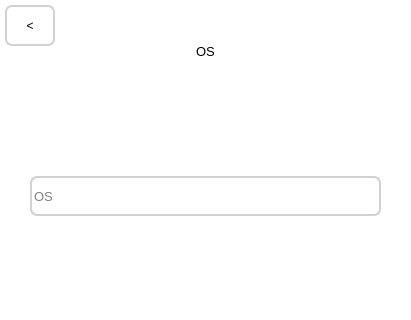
Qt form add_device2.ui (fedulovs/InventoryUI) before a commit; both pictures show x 0 to 411 and y 0 to 320 of the 411 by 502 pixel window.
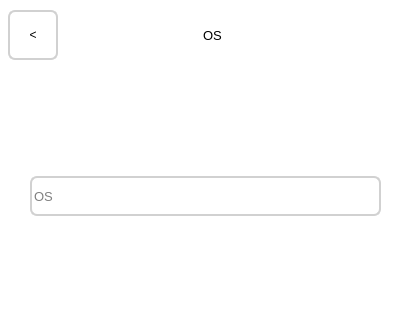
The same form after that commit.

Patch:
```diff
--- a/add_device2.ui
+++ b/add_device2.ui
@@ -119,19 +119,50 @@
                 <property name="geometry">
                     <rect>
                         <x>0</x>
-                        <y>30</y>
+                        <y>0</y>
                         <width>411</width>
-                        <height>42</height>
+                        <height>71</height>
                     </rect>
                 </property>
                 <layout class="QHBoxLayout" name="horizontalLayout_5">
                     <property name="sizeConstraint">
                         <enum>QLayout::SetNoConstraint</enum>
                     </property>
+                    <property name="leftMargin">
+                        <number>8</number>
+                    </property>
+                    <item>
+                        <widget class="QPushButton" name="backButton">
+                            <property name="sizePolicy">
+                                <sizepolicy hsizetype="Minimum" vsizetype="Fixed">
+                                    <horstretch>0</horstretch>
+                                    <verstretch>0</verstretch>
+                                </sizepolicy>
+                            </property>
+                            <property name="minimumSize">
+                                <size>
+                                    <width>0</width>
+                                    <height>40</height>
+                                </size>
+                            </property>
+                            <property name="maximumSize">
+                                <size>
+                                    <width>50</width>
+                                    <height>50</height>
+                                </size>
+                            </property>
+                            <property name="styleSheet">
+                                <string notr="true">border-radius : 7; border: 2px solid #D1D1D1</string>
+                            </property>
+                            <property name="text">
+                                <string>&lt;</string>
+                            </property>
+                        </widget>
+                    </item>
                     <item>
                         <widget class="QLabel" name="title">
                             <property name="sizePolicy">
-                                <sizepolicy hsizetype="Expanding" vsizetype="Fixed">
+                                <sizepolicy hsizetype="Minimum" vsizetype="Fixed">
                                     <horstretch>0</horstretch>
                                     <verstretch>0</verstretch>
                                 </sizepolicy>
@@ -155,51 +186,21 @@
                             </property>
                         </widget>
                     </item>
-                </layout>
-            </widget>
-            <widget class="QWidget" name="verticalLayoutWidget">
-                <property name="geometry">
-                    <rect>
-                        <x>0</x>
-                        <y>0</y>
-                        <width>411</width>
-                        <height>46</height>
-                    </rect>
-                </property>
-                <layout class="QVBoxLayout" name="verticalLayout_10">
-                    <property name="leftMargin">
-                        <number>5</number>
-                    </property>
-                    <property name="topMargin">
-                        <number>5</number>
-                    </property>
                     <item>
-                        <widget class="QPushButton" name="backButton">
-                            <property name="sizePolicy">
-                                <sizepolicy hsizetype="Minimum" vsizetype="Fixed">
-                                    <horstretch>0</horstretch>
-                                    <verstretch>0</verstretch>
-                                </sizepolicy>
+                        <spacer name="horizontalSpacer">
+                            <property name="orientation">
+                                <enum>Qt::Horizontal</enum>
                             </property>
-                            <property name="minimumSize">
-                                <size>
-                                    <width>0</width>
-                                    <height>40</height>
-                                </size>
+                            <property name="sizeType">
+                                <enum>QSizePolicy::Fixed</enum>
                             </property>
-                            <property name="maximumSize">
+                            <property name="sizeHint" stdset="0">
                                 <size>
                                     <width>50</width>
-                                    <height>50</height>
+                                    <height>20</height>
                                 </size>
                             </property>
-                            <property name="styleSheet">
-                                <string notr="true">border-radius : 7; border: 2px solid #D1D1D1</string>
-                            </property>
-                            <property name="text">
-                                <string>&lt;</string>
-                            </property>
-                        </widget>
+                        </spacer>
                     </item>
                 </layout>
             </widget>
```
